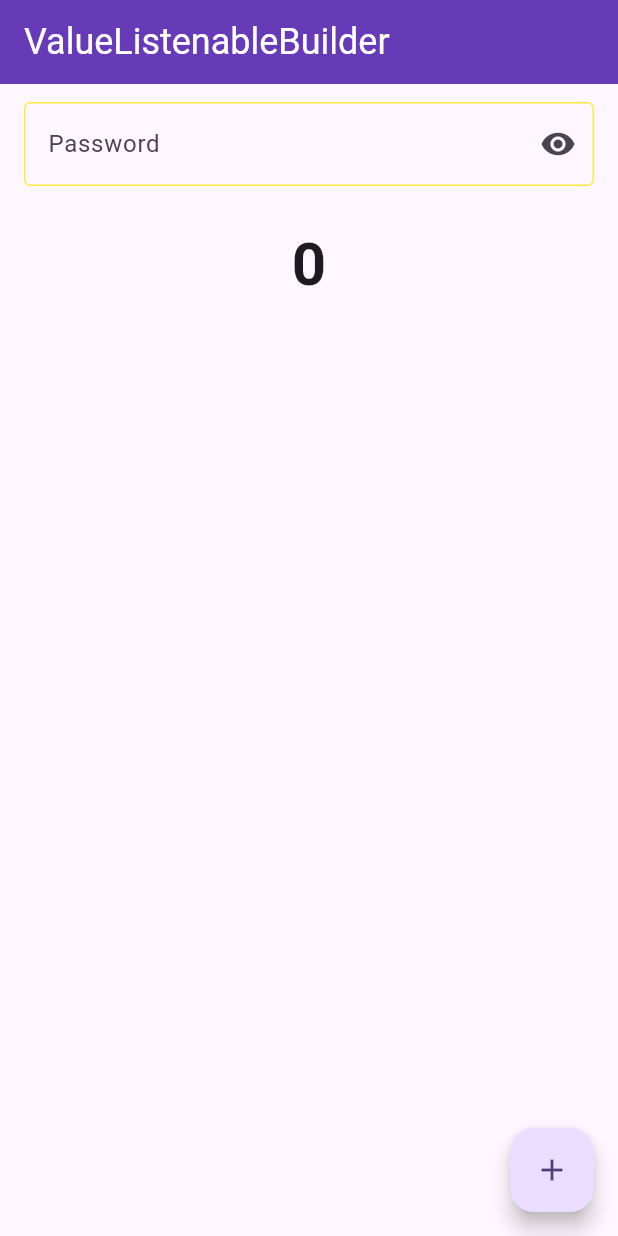
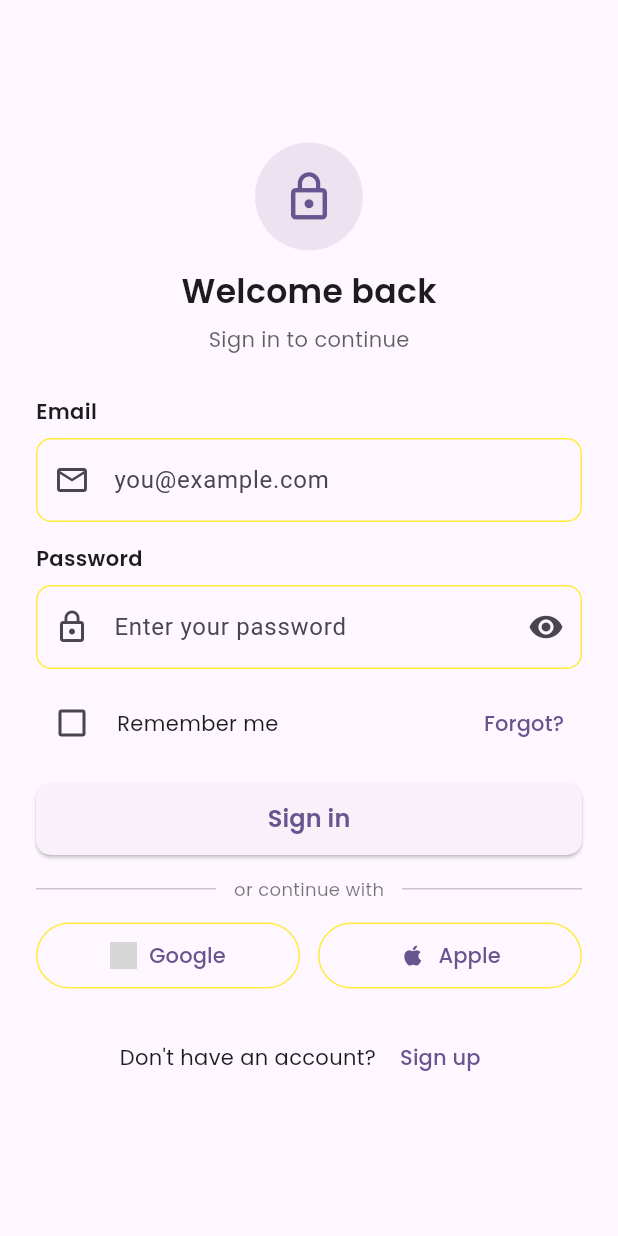
Before and after one commit to The-IK11/Lactose-App---Provider, a Flutter app: the screen it shows after launch, on a phone screen of 412 x 824 dp. Run offline on Flutter 3.47's test engine with Material 3 defaults, Android fonts, the phone set to English and light mode, and no system bars; our stand-ins replace flutter_screenutil, google_fonts; grey boxes are pictures that could not be loaded.

Commit message:
Add SignInScreen and SignUpScreen; update main.dart to set SignInScreen as home

```diff
--- a/lib/main.dart
+++ b/lib/main.dart
@@ -2,6 +2,7 @@ import 'package:flutter/material.dart';
 import 'package:flutter_screenutil/flutter_screenutil.dart';
 import 'package:lactos_app_with_provider/presentation/counter_screen.dart';
 import 'package:lactos_app_with_provider/presentation/favorite_screen.dart';
+import 'package:lactos_app_with_provider/presentation/sign_in_screen.dart';
 import 'package:lactos_app_with_provider/presentation/slider_progress_indicator.dart';
 import 'package:lactos_app_with_provider/presentation/theme_changer_screen.dart';
 import 'package:lactos_app_with_provider/presentation/valulistenable_screen.dart';
@@ -59,7 +60,7 @@ class MyApp extends StatelessWidget {
                       brightness: Brightness.light,
                     ),
                   ),
-                  home:  ValulistenableScreen(),
+                  home:  SignInScreen(),
 
                 );}
           ),
--- /dev/null
+++ b/lib/presentation/sign_in_screen.dart
@@ -0,0 +1,186 @@
+import 'package:flutter/material.dart';
+import 'package:google_fonts/google_fonts.dart';
+
+class SignInScreen extends StatefulWidget {
+	const SignInScreen({super.key});
+
+	@override
+	State<SignInScreen> createState() => _SignInScreenState();
+}
+
+class _SignInScreenState extends State<SignInScreen> {
+	final _emailController = TextEditingController();
+	final _passwordController = TextEditingController();
+	bool _obscure = true;
+	bool _remember = false;
+
+	@override
+	void dispose() {
+		_emailController.dispose();
+		_passwordController.dispose();
+		super.dispose();
+	}
+
+	void _showNotImplemented() {
+		ScaffoldMessenger.of(context).showSnackBar(
+			SnackBar(content: Text('Not implemented — UI only', style: GoogleFonts.poppins())),
+		);
+	}
+
+	@override
+	Widget build(BuildContext context) {
+		final colorScheme = Theme.of(context).colorScheme;
+		final w = MediaQuery.of(context).size.width;
+
+		return Scaffold(
+			body: SafeArea(
+				child: Center(
+					child: SingleChildScrollView(
+						padding: const EdgeInsets.symmetric(horizontal: 24.0, vertical: 36.0),
+						child: ConstrainedBox(
+							constraints: BoxConstraints(maxWidth: w > 520 ? 520 : w),
+							child: Column(
+								crossAxisAlignment: CrossAxisAlignment.stretch,
+								children: [
+									// Branding
+									Column(
+										crossAxisAlignment: CrossAxisAlignment.center,
+										children: [
+											Container(
+												width: 72,
+												height: 72,
+												decoration: BoxDecoration(
+													color: colorScheme.primary.withOpacity(0.12),
+													shape: BoxShape.circle,
+												),
+												child: Icon(Icons.lock_outline, size: 36, color: colorScheme.primary),
+											),
+											const SizedBox(height: 12),
+											Text('Welcome back', style: GoogleFonts.poppins(fontSize: 22, fontWeight: FontWeight.w600)),
+											const SizedBox(height: 6),
+											Text('Sign in to continue', style: GoogleFonts.poppins(color: colorScheme.onSurface.withOpacity(0.7))),
+										],
+									),
+
+									const SizedBox(height: 28),
+
+									// Email field
+									Text('Email', style: GoogleFonts.poppins(fontWeight: FontWeight.w600)),
+									const SizedBox(height: 8),
+									TextField(
+										controller: _emailController,
+										keyboardType: TextInputType.emailAddress,
+										decoration: InputDecoration(
+											hintText: 'you@example.com',
+											border: OutlineInputBorder(borderRadius: BorderRadius.circular(10)),
+											prefixIcon: const Icon(Icons.email_outlined),
+										),
+									),
+
+									const SizedBox(height: 14),
+
+									// Password field
+									Text('Password', style: GoogleFonts.poppins(fontWeight: FontWeight.w600)),
+									const SizedBox(height: 8),
+									TextField(
+										controller: _passwordController,
+										obscureText: _obscure,
+										decoration: InputDecoration(
+											hintText: 'Enter your password',
+											border: OutlineInputBorder(borderRadius: BorderRadius.circular(10)),
+											prefixIcon: const Icon(Icons.lock_outline),
+											suffixIcon: IconButton(
+												icon: Icon(_obscure ? Icons.visibility : Icons.visibility_off),
+												onPressed: () => setState(() => _obscure = !_obscure),
+											),
+										),
+									),
+
+									const SizedBox(height: 12),
+
+									// Remember + forgot
+									Row(
+										mainAxisAlignment: MainAxisAlignment.spaceBetween,
+										children: [
+											Row(
+												children: [
+													Checkbox(value: _remember, onChanged: (v) => setState(() => _remember = v ?? false)),
+													const SizedBox(width: 6),
+													Text('Remember me', style: GoogleFonts.poppins()),
+												],
+											),
+											TextButton(
+												onPressed: _showNotImplemented,
+												child: Text('Forgot?', style: GoogleFonts.poppins(color: colorScheme.primary)),
+											),
+										],
+									),
+
+									const SizedBox(height: 16),
+
+									// Sign in button
+									SizedBox(
+										height: 48,
+										child: ElevatedButton(
+											onPressed: _showNotImplemented,
+											style: ElevatedButton.styleFrom(shape: RoundedRectangleBorder(borderRadius: BorderRadius.circular(10))),
+											child: Text('Sign in', style: GoogleFonts.poppins(fontSize: 16, fontWeight: FontWeight.w600)),
+										),
+									),
+
+									const SizedBox(height: 14),
+
+									// Or divider
+									Row(children: [
+										const Expanded(child: Divider()),
+										Padding(
+											padding: const EdgeInsets.symmetric(horizontal: 12.0),
+											child: Text('or continue with', style: GoogleFonts.poppins(fontSize: 12, color: colorScheme.onSurface.withOpacity(0.6))),
+										),
+										const Expanded(child: Divider()),
+									]),
+
+									const SizedBox(height: 12),
+
+									// Social buttons
+									Row(
+										children: [
+											Expanded(
+												child: OutlinedButton.icon(
+													onPressed: _showNotImplemented,
+													icon: Image.asset('assets/google_logo.png', height: 18, width: 18, errorBuilder: (c,_,__) => const Icon(Icons.g_mobiledata)),
+													label: Text('Google', style: GoogleFonts.poppins()),
+													style: OutlinedButton.styleFrom(padding: const EdgeInsets.symmetric(vertical: 12)),
+												),
+											),
+											const SizedBox(width: 12),
+											Expanded(
+												child: OutlinedButton.icon(
+													onPressed: _showNotImplemented,
+													icon: const Icon(Icons.apple),
+													label: Text('Apple', style: GoogleFonts.poppins()),
+													style: OutlinedButton.styleFrom(padding: const EdgeInsets.symmetric(vertical: 12)),
+												),
+											),
+										],
+									),
+
+									const SizedBox(height: 20),
+
+									// Sign up link
+									Row(
+										mainAxisAlignment: MainAxisAlignment.center,
+										children: [
+											Text("Don't have an account? ", style: GoogleFonts.poppins()),
+											TextButton(onPressed: _showNotImplemented, child: Text('Sign up', style: GoogleFonts.poppins(color: colorScheme.primary))),
+										],
+									),
+								],
+							),
+						),
+					),
+				),
+			),
+		);
+	}
+}
```
Also changed, not shown: lib/presentation/sign_up_screen.dart (added, +106 -0 lines), lib/provider/authentication_provider.dart (added, +7 -0 lines).
